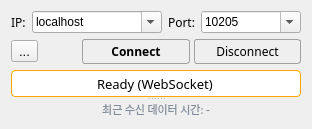
Before: the Qt Designer form Lib/Network/View/websocket.ui in thisisHenney/DataHub, drawn with Qt 5.
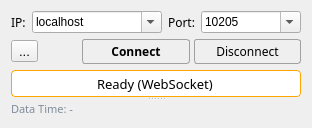
After: the same form once the commit is applied.

Commit message: Shorten data-time label to "Data Time:" and left-align it

Patch:
```diff
--- a/Lib/Network/View/websocket.ui
+++ b/Lib/Network/View/websocket.ui
@@ -336,10 +336,10 @@
        <string notr="true">color: #7f8c9b;</string>
       </property>
       <property name="text">
-       <string>최근 수신 데이터 시간: -</string>
+       <string>Data Time: -</string>
       </property>
       <property name="alignment">
-       <set>Qt::AlignmentFlag::AlignCenter</set>
+       <set>Qt::AlignmentFlag::AlignLeft|Qt::AlignmentFlag::AlignVCenter</set>
       </property>
      </widget>
     </widget>
```
The commit also changes 7 other files.
